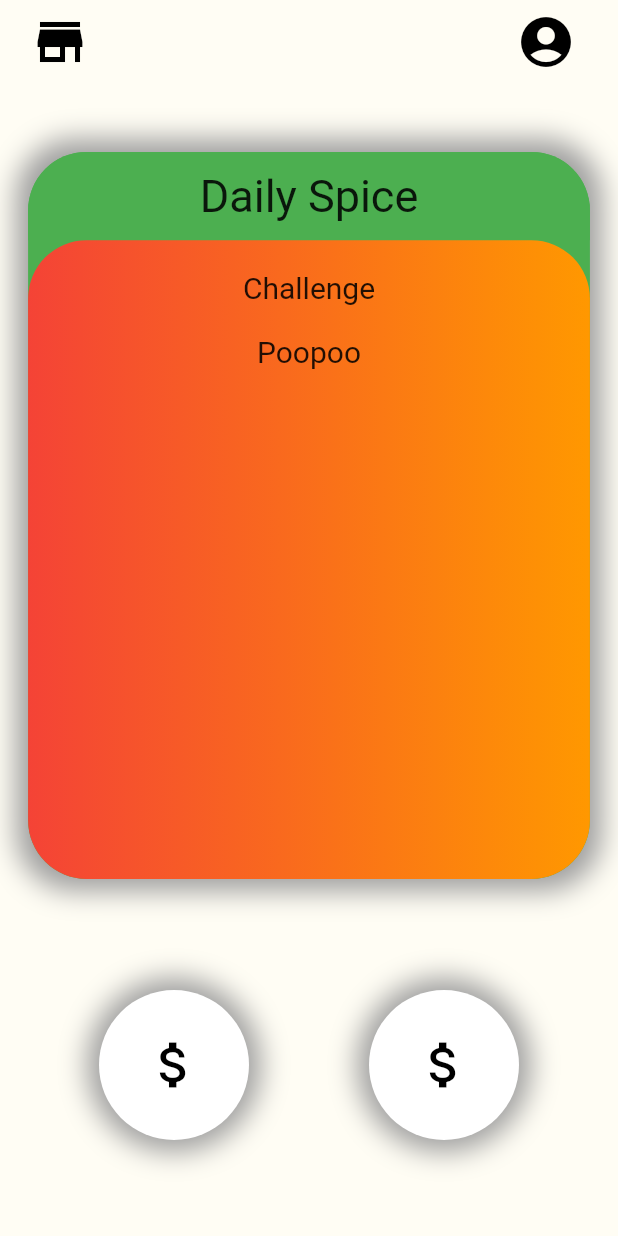
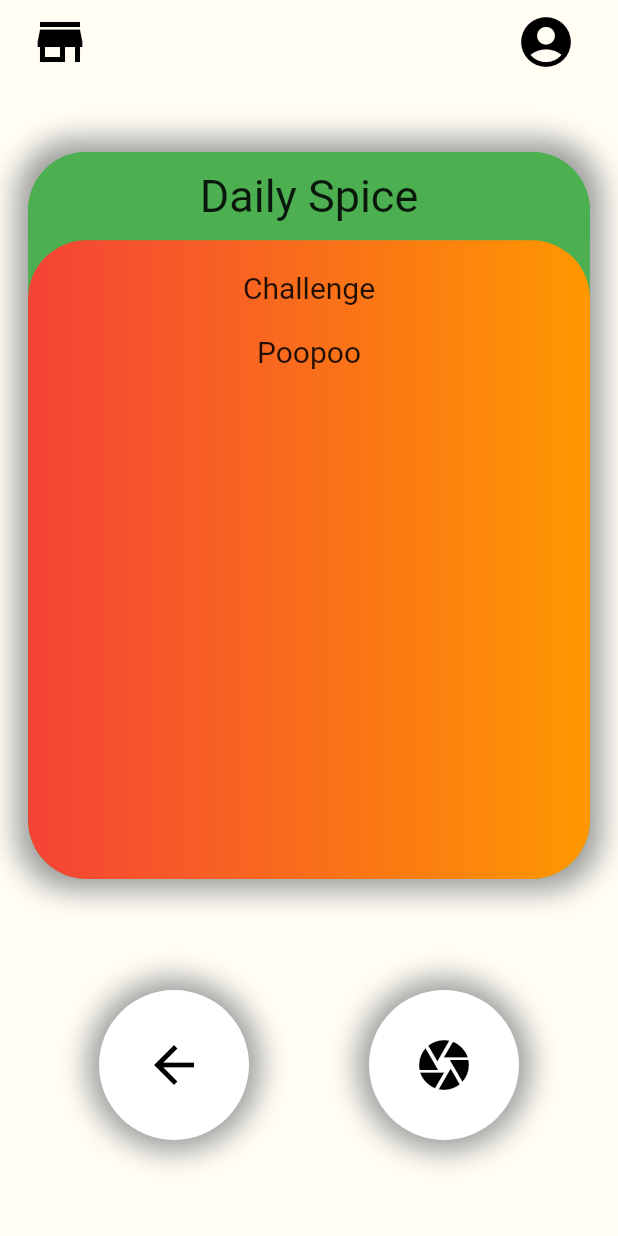
Before and after one commit to Finbarrochoward/spice, a Flutter app: the screen it shows after launch, scrolled down 576 dp, on a phone screen of 412 x 824 dp. Run offline on Flutter 3.47's test engine with Material 2 defaults, Android fonts, the phone set to English and light mode, and no system bars.

Commit message:
tinder swipe improved

```diff
--- a/lib/pages/challengepage.dart
+++ b/lib/pages/challengepage.dart
@@ -4,7 +4,6 @@ import 'dart:math';
 
 // Overall layout of challenge page
 class ChallengePage extends StatefulWidget {
-
   final String challengeText;
   ChallengePage(this.challengeText);
 
@@ -29,7 +28,6 @@ class _ChallengePageState extends State<ChallengePage> {
 // Challenge Card itself
 
 class ChallengeCard extends StatefulWidget {
-
   final String challengeText;
   ChallengeCard(this.challengeText);
 
@@ -39,7 +37,6 @@ class ChallengeCard extends StatefulWidget {
 
 class _ChallengeCardState extends State<ChallengeCard>
     with SingleTickerProviderStateMixin {
-
   double pos;
   AnimationController _controller;
   final Alignment defaultFrontCardAlign = Alignment(0.0, 0.0);
@@ -86,9 +83,7 @@ class _ChallengeCardState extends State<ChallengeCard>
                   child: Text("Challenge", style: TextStyle(fontSize: 20))),
               Container(
                 margin: EdgeInsets.only(top: 20, left: 10, right: 10),
-                child: Text(
-                    challengeText,
-                    style: TextStyle(fontSize: 20)),
+                child: Text(challengeText, style: TextStyle(fontSize: 20)),
               )
             ]))
       ]),
@@ -116,11 +111,12 @@ class _ChallengeCardState extends State<ChallengeCard>
               .value
           : frontCardAlign,
       child: Transform.rotate(
-          angle: (pi / 180.0) * frontCardRot, child: challengeCard(challengeText)),
+          angle: (pi / 180.0) * frontCardRot,
+          child: challengeCard(challengeText)),
     );
   }
 
-  void animateCards() {
+  void reloadCard(newChallenge) {
     _controller.stop();
     _controller.value = 0.0;
     _controller.forward();
@@ -141,13 +137,18 @@ class _ChallengeCardState extends State<ChallengeCard>
 
           frontCardRot = frontCardAlign.x;
         });
-        pos = position.delta.dx;
-        print(pos);
+        // pos = position.delta.dx;
+        // print(pos);
       },
       onPanEnd: (_) {
         // If the front card was swiped far enough to count as swiped
-        if (frontCardAlign.x > 3.0 || frontCardAlign.x < -3.0) {
-          animateCards();
+        if (frontCardAlign.x > 3.0) {
+          print("right");
+        } else if (frontCardAlign.x < -3.0) {
+          print("left");
+          reloadCard("cash");
+          frontCardAlign = defaultFrontCardAlign;
+          frontCardRot = 0.0;
         } else {
           // Return to the initial rotation and alignment
           setState(() {
@@ -165,29 +166,10 @@ class _ChallengeCardState extends State<ChallengeCard>
   }
 }
 
-// Class that combines buttons into layout
+// Buttons and layout of buttons
 
 class ChallengeButtonsLayout extends StatelessWidget {
-  @override
-  Widget build(BuildContext context) {
-    return Container(
-        alignment: Alignment.center,
-        child: Row(
-          mainAxisAlignment: MainAxisAlignment.center,
-          children: <Widget>[
-            ChallengeButton(),
-            Padding(padding: EdgeInsets.only(left: 40.0, right: 40.0)),
-            ChallengeButton()
-          ],
-        ));
-  }
-}
-
-// Individual challenge buttons
-
-class ChallengeButton extends StatelessWidget {
-  @override
-  Widget build(BuildContext context) {
+  Widget cameraButton() {
     return Container(
       width: 100.0,
       height: 100.0,
@@ -201,8 +183,39 @@ class ChallengeButton extends StatelessWidget {
                 blurRadius: 15.0,
                 spreadRadius: 8.0)
           ]),
-      child: IconButton(onPressed: () {}, icon: Icon(Icons.attach_money)),
+      child: IconButton(onPressed: () {}, icon: Icon(Icons.camera)),
     );
+  }
+
+  Widget skipButton() {
+    return Container(
+        width: 100.0,
+        height: 100.0,
+        decoration: BoxDecoration(
+            color: Colors.white,
+            shape: BoxShape.circle,
+            boxShadow: [
+              BoxShadow(
+                  color: Colors.grey,
+                  offset: Offset(0.0, 0.0),
+                  blurRadius: 15.0,
+                  spreadRadius: 8.0)
+            ]),
+        child: IconButton(onPressed: () {}, icon: Icon(Icons.arrow_back)));
+  }
+
+  @override
+  Widget build(BuildContext context) {
+    return Container(
+        alignment: Alignment.center,
+        child: Row(
+          mainAxisAlignment: MainAxisAlignment.center,
+          children: <Widget>[
+            skipButton(),
+            Padding(padding: EdgeInsets.only(left: 40.0, right: 40.0)),
+            cameraButton()
+          ],
+        ));
   }
 }
 
```
